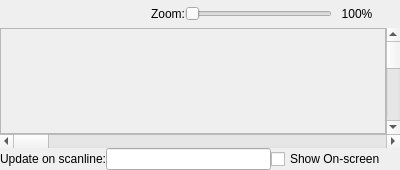
Before: the Qt Designer form debugger/oamvisualizerdockwidget.ui in christopherpow/nesicide, drawn with Qt 5.
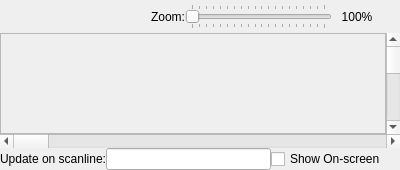
After: the same form once the commit is applied.

Diff of the .ui file:
```diff
--- a/debugger/oamvisualizerdockwidget.ui
+++ b/debugger/oamvisualizerdockwidget.ui
@@ -52,7 +52,10 @@
          <number>100</number>
         </property>
         <property name="maximum">
-         <number>1000</number>
+         <number>2000</number>
+        </property>
+        <property name="singleStep">
+         <number>100</number>
         </property>
         <property name="pageStep">
          <number>100</number>
@@ -66,6 +69,12 @@
         <property name="invertedControls">
          <bool>false</bool>
         </property>
+        <property name="tickPosition">
+         <enum>QSlider::TicksBothSides</enum>
+        </property>
+        <property name="tickInterval">
+         <number>100</number>
+        </property>
        </widget>
       </item>
       <item>
```
